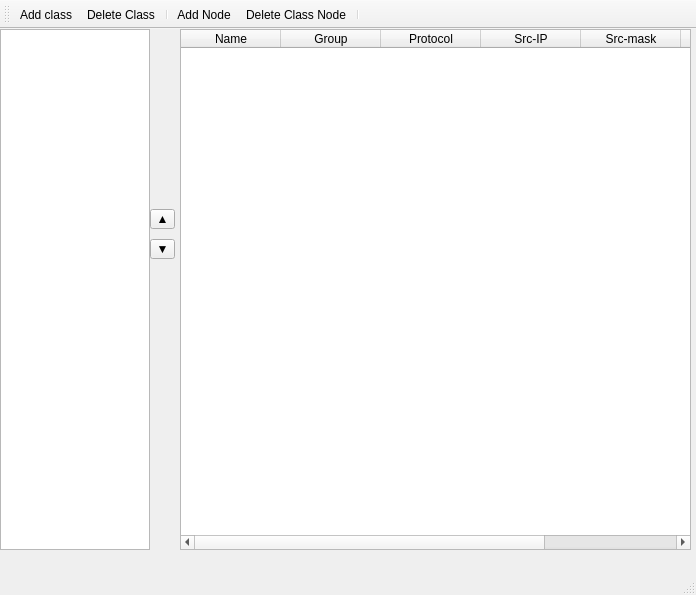
This is mdi/classes_mainwindow.ui in brat002/ExpertBilling as Qt 5 draws it before an edit. The edited form follows.
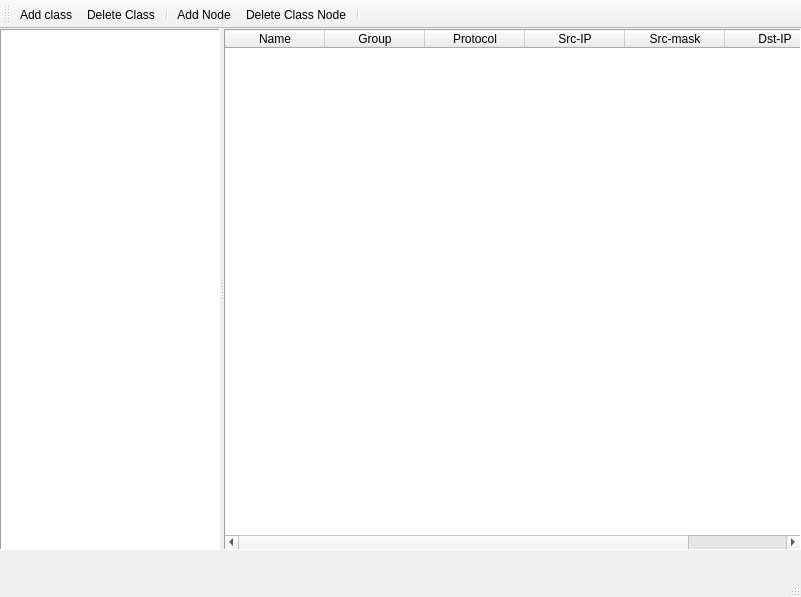
This is the edited form. Icons and pictures are not drawn.

```diff
--- a/mdi/classes_mainwindow.ui
+++ b/mdi/classes_mainwindow.ui
@@ -5,27 +5,84 @@
    <rect>
     <x>0</x>
     <y>0</y>
-    <width>696</width>
-    <height>595</height>
+    <width>801</width>
+    <height>597</height>
    </rect>
   </property>
   <property name="windowTitle" >
    <string>MainWindow</string>
   </property>
   <widget class="QWidget" name="centralwidget" >
-   <widget class="QTableWidget" name="tableWidget" >
+   <widget class="QFrame" name="frame" >
     <property name="geometry" >
      <rect>
-      <x>180</x>
-      <y>0</y>
-      <width>511</width>
-      <height>521</height>
+      <x>157</x>
+      <y>1</y>
+      <width>16</width>
+      <height>519</height>
      </rect>
     </property>
     <property name="frameShape" >
      <enum>QFrame::StyledPanel</enum>
     </property>
     <property name="frameShadow" >
+     <enum>QFrame::Raised</enum>
+    </property>
+   </widget>
+   <widget class="QWidget" name="" >
+    <property name="geometry" >
+     <rect>
+      <x>0</x>
+      <y>0</y>
+      <width>2</width>
+      <height>2</height>
+     </rect>
+    </property>
+    <layout class="QHBoxLayout" />
+   </widget>
+   <widget class="QSplitter" name="splitter" >
+    <property name="geometry" >
+     <rect>
+      <x>0</x>
+      <y>0</y>
+      <width>801</width>
+      <height>521</height>
+     </rect>
+    </property>
+    <property name="orientation" >
+     <enum>Qt::Horizontal</enum>
+    </property>
+    <widget class="QListWidget" name="listWidget" >
+     <property name="maximumSize" >
+      <size>
+       <width>220</width>
+       <height>16777215</height>
+      </size>
+     </property>
+     <property name="baseSize" >
+      <size>
+       <width>0</width>
+       <height>0</height>
+      </size>
+     </property>
+     <property name="mouseTracking" >
+      <bool>true</bool>
+     </property>
+     <property name="acceptDrops" >
+      <bool>true</bool>
+     </property>
+     <property name="frameShape" >
+      <enum>QFrame::Panel</enum>
+     </property>
+     <property name="frameShadow" >
+      <enum>QFrame::Sunken</enum>
+     </property>
+    </widget>
+    <widget class="QTableWidget" name="tableWidget" >
+     <property name="frameShape" >
+      <enum>QFrame::Panel</enum>
+     </property>
+     <property name="frameShadow" >
      <enum>QFrame::Sunken</enum>
     </property>
     <property name="lineWidth" >
@@ -79,47 +136,6 @@
      </property>
     </column>
    </widget>
-   <widget class="QListWidget" name="listWidget" >
-    <property name="geometry" >
-     <rect>
-      <x>0</x>
-      <y>0</y>
-      <width>150</width>
-      <height>521</height>
-     </rect>
-    </property>
-    <property name="maximumSize" >
-     <size>
-      <width>150</width>
-      <height>16777215</height>
-     </size>
-    </property>
-   </widget>
-   <widget class="QToolButton" name="toolButton" >
-    <property name="geometry" >
-     <rect>
-      <x>150</x>
-      <y>180</y>
-      <width>25</width>
-      <height>20</height>
-     </rect>
-    </property>
-    <property name="text" >
-     <string>▲</string>
-    </property>
-   </widget>
-   <widget class="QToolButton" name="toolButton_2" >
-    <property name="geometry" >
-     <rect>
-      <x>150</x>
-      <y>210</y>
-      <width>25</width>
-      <height>20</height>
-     </rect>
-    </property>
-    <property name="text" >
-     <string>▼</string>
-    </property>
    </widget>
   </widget>
   <widget class="QMenuBar" name="menubar" >
```
Left out of the diff: 4 changed lines with no effect on the pictures. Lines whose indentation alone changed are shown as unchanged.
